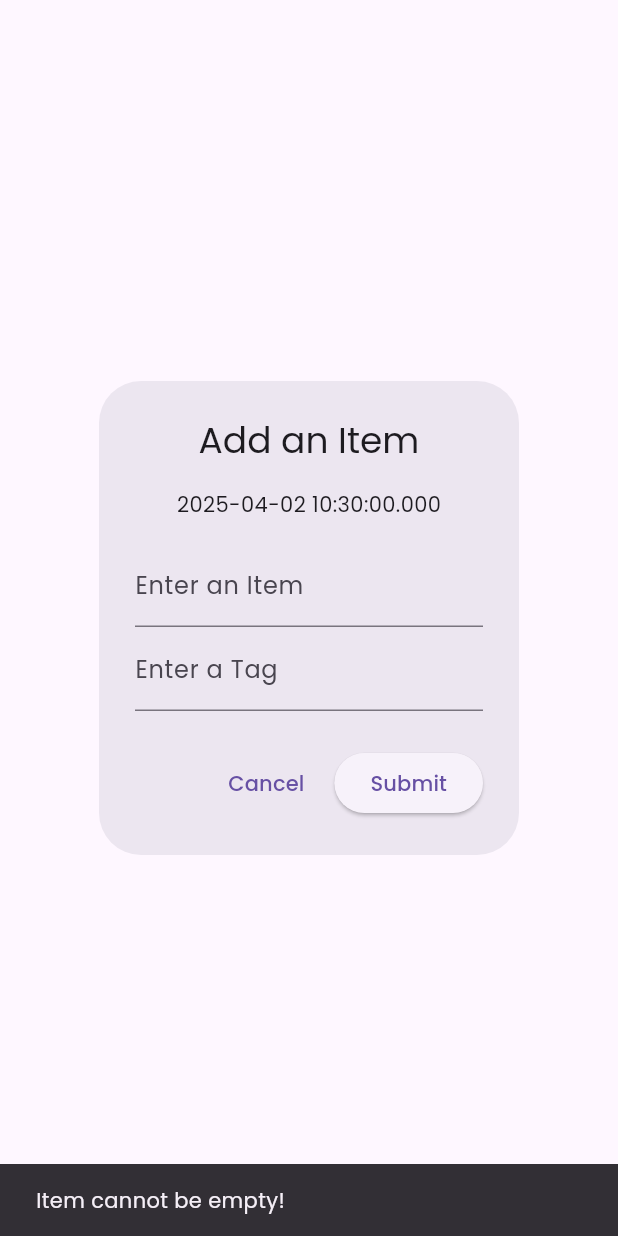
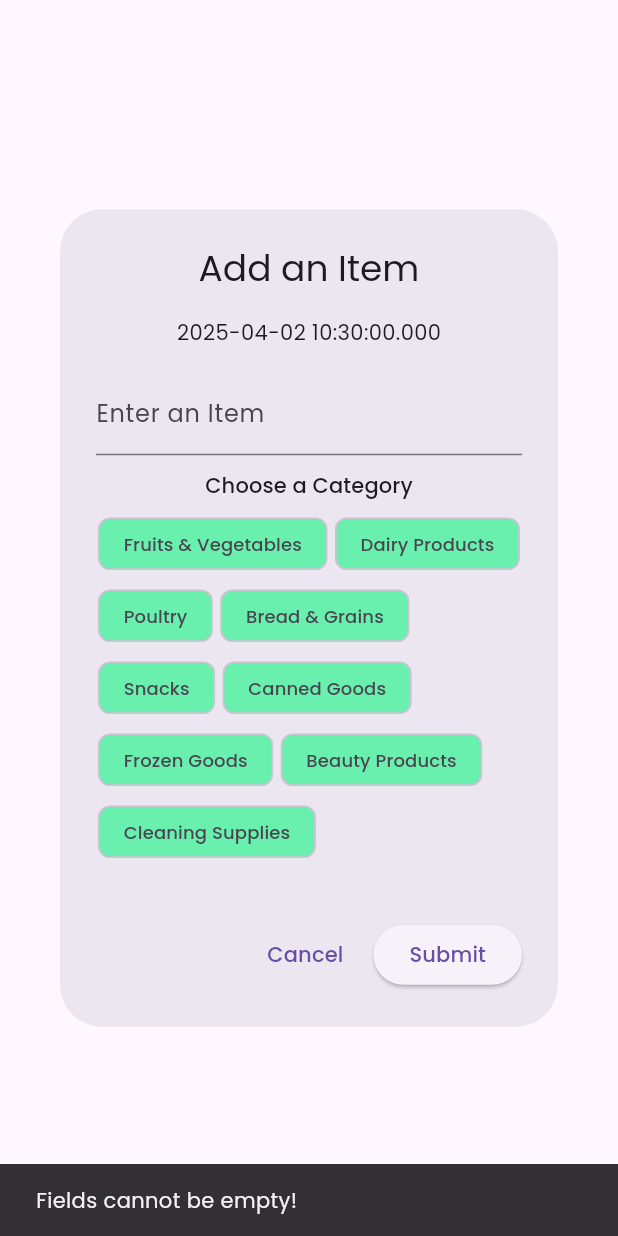
Before and after one commit to kenxsantos/shopping-list-flutter-bloc, a Flutter app: the ItemDialog widget shown alone on an empty page, opened directly, after a tap on "Submit", on a phone screen of 412 x 824 dp. Run offline on Flutter 3.47's test engine with Material 3 defaults, Android fonts, the phone set to English and light mode, and no system bars; our stand-ins replace flutter_bloc, google_fonts.

Commit message:
feat: enhance item dialog with category selection and improve tag handling

```diff
--- a/lib/shopping/screens/shopping_home.dart
+++ b/lib/shopping/screens/shopping_home.dart
@@ -78,7 +78,7 @@ class _ShoppingHomeState extends State<ShoppingHome> {
             context: context,
             builder:
                 (context) => ItemDialog(
-                  onSubmit: (addedItem, addedTag) {
+                  onSubmit: (String addedItem, String addedTag) {
                     final newItem = ShoppingModel(
                       id: DateTime.now().toString(),
                       name: addedItem,
--- a/lib/shopping/utils/enum_tags.dart
+++ b/lib/shopping/utils/enum_tags.dart
@@ -1,5 +1,5 @@
 enum GroceryCategory {
-  fruitsAndVegatable,
+  fruitsAndVegetable,
   dairyProducts,
   poultry,
   breadAndGrains,
--- /dev/null
+++ b/lib/shopping/utils/shopping_helper.dart
@@ -0,0 +1,26 @@
+import 'package:dartactivity/shopping/utils/enum_tags.dart';
+
+class ShoppingHelper {
+  String formatCategory(GroceryCategory category) {
+    switch (category) {
+      case GroceryCategory.fruitsAndVegetable:
+        return 'Fruits & Vegetables';
+      case GroceryCategory.dairyProducts:
+        return 'Dairy Products';
+      case GroceryCategory.poultry:
+        return 'Poultry';
+      case GroceryCategory.breadAndGrains:
+        return 'Bread & Grains';
+      case GroceryCategory.snacks:
+        return 'Snacks';
+      case GroceryCategory.cannedGoods:
+        return 'Canned Goods';
+      case GroceryCategory.frozenGoods:
+        return 'Frozen Goods';
+      case GroceryCategory.beautyProducts:
+        return 'Beauty Products';
+      case GroceryCategory.cleaningSupplies:
+        return 'Cleaning Supplies';
+    }
+  }
+}
--- a/lib/shopping/widgets/grocery_chip.dart
+++ b/lib/shopping/widgets/grocery_chip.dart
@@ -1,54 +1,58 @@
 import 'package:dartactivity/shopping/utils/enum_tags.dart';
+import 'package:dartactivity/shopping/utils/shopping_helper.dart';
 import 'package:flutter/material.dart';
 
-class GroceryChips extends StatefulWidget {
-  const GroceryChips({super.key});
-
+class GroceryChip extends StatefulWidget {
+  const GroceryChip({required this.onCategorySelected, super.key});
+  final void Function(GroceryCategory? selectedCategory) onCategorySelected;
   @override
-  _GroceryChipsState createState() => _GroceryChipsState();
+  State<GroceryChip> createState() => _GroceryChipState();
 }
 
-class _GroceryChipsState extends State<GroceryChips> {
-  final TextEditingController _textFieldController = TextEditingController();
-
+class _GroceryChipState extends State<GroceryChip> {
+  GroceryCategory? selectedCategory;
+  final ShoppingHelper helper = ShoppingHelper();
   @override
   Widget build(BuildContext context) {
-    return Column(
-      children: [
-        // TextField to display the selected category
-        Padding(
-          padding: const EdgeInsets.all(8.0),
-          child: TextField(
-            controller: _textFieldController,
-            decoration: InputDecoration(
-              labelText: 'Selected Category',
-              border: OutlineInputBorder(),
-            ),
+    final TextTheme textTheme = Theme.of(context).textTheme;
+
+    return Center(
+      child: Column(
+        mainAxisAlignment: MainAxisAlignment.center,
+        children: <Widget>[
+          SizedBox(height: 10),
+          Text('Choose a Category', style: textTheme.labelLarge),
+          const SizedBox(height: 5.0),
+
+          Wrap(
+            spacing: 5.0,
+            children:
+                GroceryCategory.values.map((GroceryCategory grocery) {
+                  return FilterChip(
+                    selectedColor: Colors.grey,
+                    backgroundColor: Colors.greenAccent,
+                    label: Text(
+                      (helper.formatCategory(grocery)),
+                      style: TextStyle(fontSize: 12),
+                    ),
+                    selected: selectedCategory == grocery,
+                    onSelected: (bool isSelected) {
+                      setState(() {
+                        if (isSelected) {
+                          selectedCategory = grocery; // Set selected category
+                          widget.onCategorySelected(selectedCategory);
+                        } else {
+                          selectedCategory = null; // Clear selection
+                          widget.onCategorySelected(null);
+                        }
+                      });
+                    },
+                  );
+                }).toList(),
           ),
-        ),
-
-        // Chips to list GroceryCategory items
-        Wrap(
-          spacing: 8.0, // Space between chips
-          runSpacing: 4.0, // Space between rows of chips
-          children:
-              GroceryCategory.values.map((category) {
-                return ActionChip(
-                  label: Text(
-                    category
-                        .toString()
-                        .split('.')
-                        .last, // Display category name without enum prefix
-                  ),
-                  onPressed: () {
-                    // Set the selected chip value to TextField
-                    _textFieldController.text =
-                        category.toString().split('.').last;
-                  },
-                );
-              }).toList(),
-        ),
-      ],
+          const SizedBox(height: 10.0),
+        ],
+      ),
     );
   }
 }
--- a/lib/shopping/widgets/item_add_dialog.dart
+++ b/lib/shopping/widgets/item_add_dialog.dart
@@ -1,7 +1,10 @@
+import 'package:dartactivity/shopping/utils/enum_tags.dart';
+import 'package:dartactivity/shopping/utils/shopping_helper.dart';
+import 'package:dartactivity/shopping/widgets/grocery_chip.dart';
 import 'package:flutter/material.dart';
 
 class ItemDialog extends StatefulWidget {
-  final void Function(String, String) onSubmit;
+  final void Function(String item, String tag) onSubmit;
 
   const ItemDialog({required this.onSubmit, super.key});
 
@@ -11,13 +14,14 @@ class ItemDialog extends StatefulWidget {
 
 class _ItemDialogState extends State<ItemDialog> {
   final String date = DateTime.now().toString();
-  final TextEditingController _tagController = TextEditingController();
+
+  GroceryCategory? selectedCategory;
   final TextEditingController _itemController = TextEditingController();
 
   @override
   void dispose() {
     _itemController.dispose();
-    _tagController.dispose();
+
     super.dispose();
   }
 
@@ -34,10 +38,12 @@ class _ItemDialogState extends State<ItemDialog> {
             controller: _itemController,
             decoration: InputDecoration(labelText: 'Enter an Item'),
           ),
-          TextField(
-            controller: _tagController,
-            readOnly: false,
-            decoration: InputDecoration(labelText: 'Enter a Tag'),
+          GroceryChip(
+            onCategorySelected: (GroceryCategory? category) {
+              setState(() {
+                selectedCategory = category;
+              });
+            },
           ),
         ],
       ),
@@ -48,13 +54,25 @@ class _ItemDialogState extends State<ItemDialog> {
         ),
         ElevatedButton(
           onPressed: () {
-            if (_itemController.text.isNotEmpty &&
-                _tagController.text.isNotEmpty) {
-              widget.onSubmit(_itemController.text, _tagController.text);
+            if (_itemController.text.isNotEmpty && selectedCategory != null) {
+              widget.onSubmit(
+                _itemController.text,
+                ShoppingHelper().formatCategory(selectedCategory!),
+              );
+              Navigator.of(context).pop();
+              ScaffoldMessenger.of(context).showSnackBar(
+                SnackBar(
+                  content: Text('Added Successfully'),
+                  duration: Duration(seconds: 2),
+                ),
+              );
             } else {
-              ScaffoldMessenger.of(
-                context,
-              ).showSnackBar(SnackBar(content: Text('Item cannot be empty!')));
+              ScaffoldMessenger.of(context).showSnackBar(
+                SnackBar(
+                  content: Text('Fields cannot be empty!'),
+                  duration: Duration(seconds: 2),
+                ),
+              );
             }
           },
           child: Text('Submit'),
--- a/lib/shopping/widgets/item_tile.dart
+++ b/lib/shopping/widgets/item_tile.dart
@@ -28,9 +28,10 @@ class _ItemTileState extends State<ItemTile> {
       contentPadding: EdgeInsets.all(16),
       title: Text(widget.name),
       subtitle: Text(
-        widget.id,
-        style: TextStyle(color: Colors.blueGrey, fontSize: 12),
+        widget.tag,
+        style: TextStyle(fontSize: 12, color: Colors.green),
       ),
+
       trailing: PopupMenuButton<String>(
         itemBuilder:
             (BuildContext context) => <PopupMenuEntry<String>>[
```
Also changed, not shown: lib/shopping/repositories/sorting_repository.dart (+43 -4 lines), lib/shopping/widgets/sort_filter_container.dart (+1 -41 lines), lib/shopping/widgets/snackbar.dart (added).
